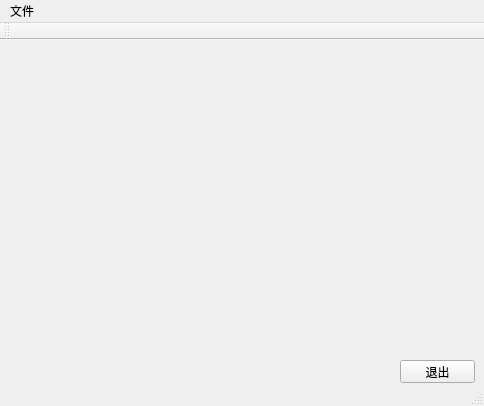
This is GenerateCrossSectionWdigets.ui in xczh0708/GenerateCrossSectionWdigets as Qt 5 draws it before an edit. The edited form follows.
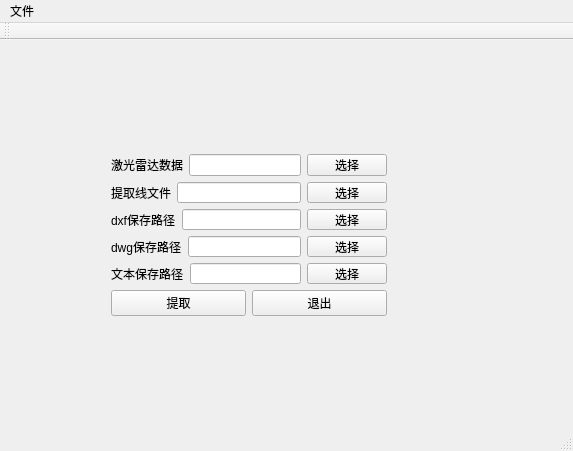
This is the edited form.

What changed in the file:
```diff
--- a/GenerateCrossSectionWdigets.ui
+++ b/GenerateCrossSectionWdigets.ui
@@ -6,26 +6,152 @@
    <rect>
     <x>0</x>
     <y>0</y>
-    <width>484</width>
-    <height>406</height>
+    <width>573</width>
+    <height>451</height>
    </rect>
   </property>
   <property name="windowTitle">
    <string>GenerateCrossSectionWdigets</string>
   </property>
   <widget class="QWidget" name="centralWidget">
-   <widget class="QPushButton" name="quitButton">
+   <widget class="QWidget" name="layoutWidget">
     <property name="geometry">
      <rect>
-      <x>400</x>
-      <y>320</y>
-      <width>75</width>
-      <height>23</height>
+      <x>100</x>
+      <y>103</y>
+      <width>298</width>
+      <height>184</height>
      </rect>
     </property>
-    <property name="text">
-     <string>退出</string>
-    </property>
+    <layout class="QVBoxLayout" name="verticalLayout_2">
+     <item>
+      <layout class="QVBoxLayout" name="verticalLayout">
+       <item>
+        <layout class="QHBoxLayout" name="horizontalLayout">
+         <item>
+          <widget class="QLabel" name="label">
+           <property name="text">
+            <string>激光雷达数据</string>
+           </property>
+          </widget>
+         </item>
+         <item>
+          <widget class="QLineEdit" name="lineEdit"/>
+         </item>
+         <item>
+          <widget class="QPushButton" name="pushButton">
+           <property name="text">
+            <string>选择</string>
+           </property>
+          </widget>
+         </item>
+        </layout>
+       </item>
+       <item>
+        <layout class="QHBoxLayout" name="horizontalLayout_2">
+         <item>
+          <widget class="QLabel" name="label_2">
+           <property name="text">
+            <string>提取线文件</string>
+           </property>
+          </widget>
+         </item>
+         <item>
+          <widget class="QLineEdit" name="lineEdit_2"/>
+         </item>
+         <item>
+          <widget class="QPushButton" name="pushButton_2">
+           <property name="text">
+            <string>选择</string>
+           </property>
+          </widget>
+         </item>
+        </layout>
+       </item>
+       <item>
+        <layout class="QHBoxLayout" name="horizontalLayout_3">
+         <item>
+          <widget class="QLabel" name="label_3">
+           <property name="text">
+            <string>dxf保存路径</string>
+           </property>
+          </widget>
+         </item>
+         <item>
+          <widget class="QLineEdit" name="lineEdit_3"/>
+         </item>
+         <item>
+          <widget class="QPushButton" name="pushButton_3">
+           <property name="text">
+            <string>选择</string>
+           </property>
+          </widget>
+         </item>
+        </layout>
+       </item>
+       <item>
+        <layout class="QHBoxLayout" name="horizontalLayout_4">
+         <item>
+          <widget class="QLabel" name="label_4">
+           <property name="text">
+            <string>dwg保存路径</string>
+           </property>
+          </widget>
+         </item>
+         <item>
+          <widget class="QLineEdit" name="lineEdit_4"/>
+         </item>
+         <item>
+          <widget class="QPushButton" name="pushButton_4">
+           <property name="text">
+            <string>选择</string>
+           </property>
+          </widget>
+         </item>
+        </layout>
+       </item>
+       <item>
+        <layout class="QHBoxLayout" name="horizontalLayout_5">
+         <item>
+          <widget class="QLabel" name="label_5">
+           <property name="text">
+            <string>文本保存路径</string>
+           </property>
+          </widget>
+         </item>
+         <item>
+          <widget class="QLineEdit" name="lineEdit_5"/>
+         </item>
+         <item>
+          <widget class="QPushButton" name="pushButton_5">
+           <property name="text">
+            <string>选择</string>
+           </property>
+          </widget>
+         </item>
+        </layout>
+       </item>
+      </layout>
+     </item>
+     <item>
+      <layout class="QHBoxLayout" name="horizontalLayout_6">
+       <item>
+        <widget class="QPushButton" name="pushButton_6">
+         <property name="text">
+          <string>提取</string>
+         </property>
+        </widget>
+       </item>
+       <item>
+        <widget class="QPushButton" name="quitButton">
+         <property name="text">
+          <string>退出</string>
+         </property>
+        </widget>
+       </item>
+      </layout>
+     </item>
+    </layout>
    </widget>
   </widget>
   <widget class="QMenuBar" name="menuBar">
@@ -33,7 +159,7 @@
     <rect>
      <x>0</x>
      <y>0</y>
-     <width>484</width>
+     <width>573</width>
      <height>23</height>
     </rect>
    </property>
```
